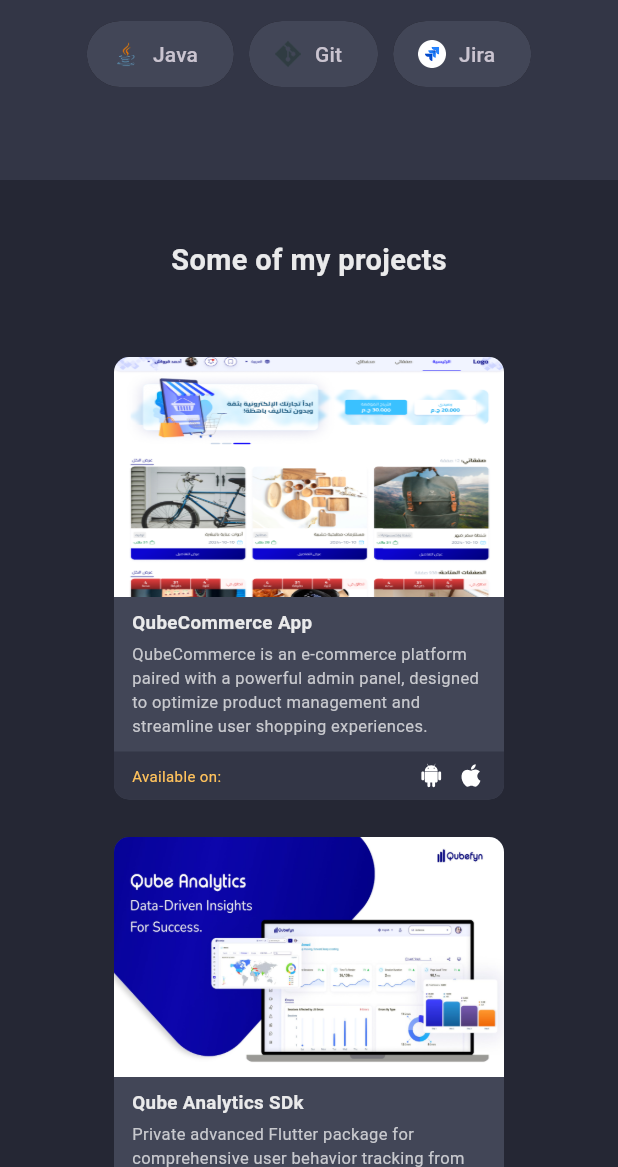
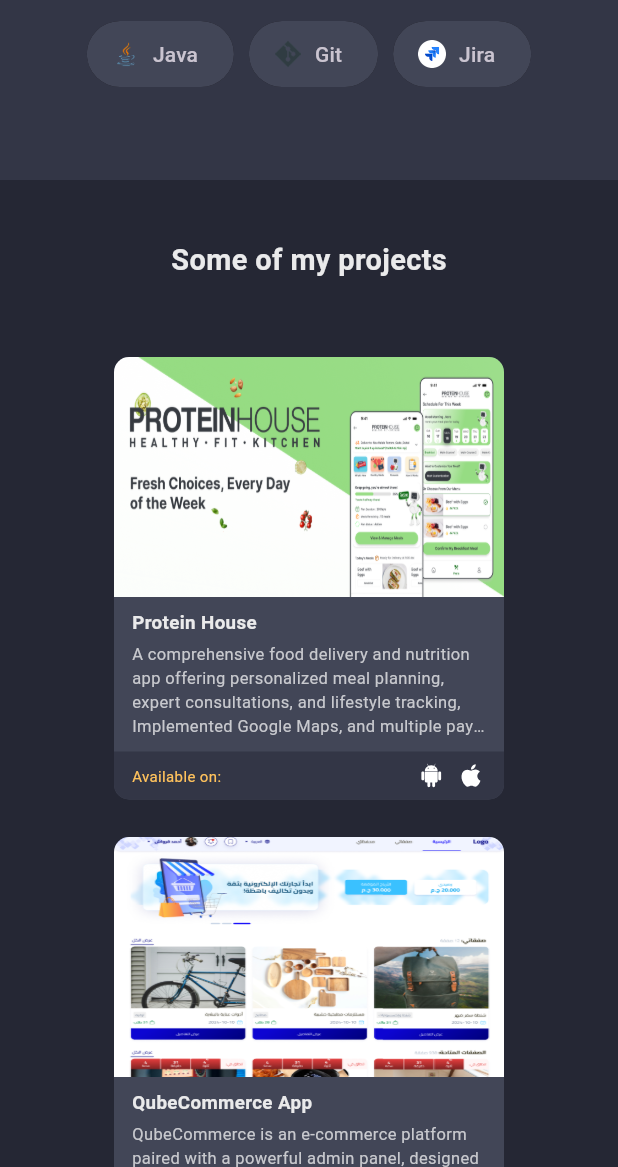
Before and after one commit to kareemtarek74/Portfolio, a Flutter app: the screen it shows after launch, scrolled down 1152 dp, on a phone screen of 412 x 824 dp, the part 69-1236 px from its top. Run offline on Flutter 3.47's test engine with Material 3 defaults, Android fonts, the light colour scheme and no system bars; our stand-ins replace flutter_dotenv, flutter_svg, sizer, visibility_detector; missing offline and left inert: dart:js.

Commit message:
finish our portfolio

```diff
--- a/lib/utils/project_utils.dart
+++ b/lib/utils/project_utils.dart
@@ -20,6 +20,13 @@
 
 List<ProjectUtils> projectList = [
   ProjectUtils(
+      image: "assets/images/protein_house.png",
+      title: "Protein House",
+      subTitle:
+          "A comprehensive food delivery and nutrition app offering personalized meal planning, expert consultations, and lifestyle tracking, Implemented Google Maps, and multiple payment methods (Cards, Google Pay, Apple Pay, Tamara, Tabby), localization and interactive chat, Built with Flutter using clean architecture and in the final stages of being deployed.",
+      androidLink: "",
+      iosLink: ""),
+  ProjectUtils(
       image: "assets/images/qubecommerce1.png",
       title: "QubeCommerce App",
       subTitle:
@@ -33,6 +40,20 @@
           "Private advanced Flutter package for comprehensive user behavior tracking from entry to exit, capturing the entire session, monitoring all interactions, and logging errors seamlessly without affecting the user experience—enhancing productivity and performance analysis efficiently.",
       linkedInLink:
           "https://www.linkedin.com/posts/kareem-tarek-17a9b819a_riseupaisummit-ai-innovation-activity-7293283886728437761-atmf?utm_source=share&utm_medium=member_desktop&rcm=ACoAAC7HPe4B_6Q-eBZsCfyPi7xVyHZl836cTuw"),
+  ProjectUtils(
+      image: "assets/images/qube_pos.jpeg",
+      title: "Qube POS & ERP System",
+      subTitle:
+          "A robust POS & ERP private platform for restaurants, cafés, and similar businesses, handling everything from order placement to kitchen and inventory management. Enabled synchronized receipt printing across multiple printers, order lifecycle management (create, hold, close), and tailored workflows for managers, waiters, chefs, and staff.",
+      linkedInLink:
+          "https://www.linkedin.com/posts/qubefyn_qubepos-software-retailtech-activity-7320008596648345601-l1Ct?utm_source=share&utm_medium=member_desktop&rcm=ACoAAC7HPe4B_6Q-eBZsCfyPi7xVyHZl836cTuw"),
+  ProjectUtils(
+      image: "assets/images/PFM.png",
+      title: "Personal Finance Management (PFM)",
+      subTitle:
+          "Designed to empower users to monitor their stock investments, manage monthly budgets, and organize their portfolios efficiently. It integrates with Firebase for secure authentication and real-time data storage, offering a seamless experience across Android and iOS. The app combines powerful features for tracking stock purchases and sales, budgeting for income and expenses, and categorizing stocks for better portfolio management.",
+      androidLink: "",
+      iosLink: ""),
   ProjectUtils(
       image: "assets/images/tasky.png",
       title: "Tasky App",
--- a/pubspec.yaml
+++ b/pubspec.yaml
@@ -16,7 +16,7 @@
 # https://developer.apple.com/library/archive/documentation/General/Reference/InfoPlistKeyReference/Articles/CoreFoundationKeys.html
 # In Windows, build-name is used as the major, minor, and patch parts
 # of the product and file versions while build-number is used as the build suffix.
-version: 1.0.0+1
+version: 1.0.0+2
 
 environment:
   sdk: ^3.5.4
```
Also changed, not shown: assets/images/PFM.png (added), assets/images/protein_house.png (added), assets/images/qube_pos.jpeg (added), firebase.json (added), pubspec.lock, 2 other files.
